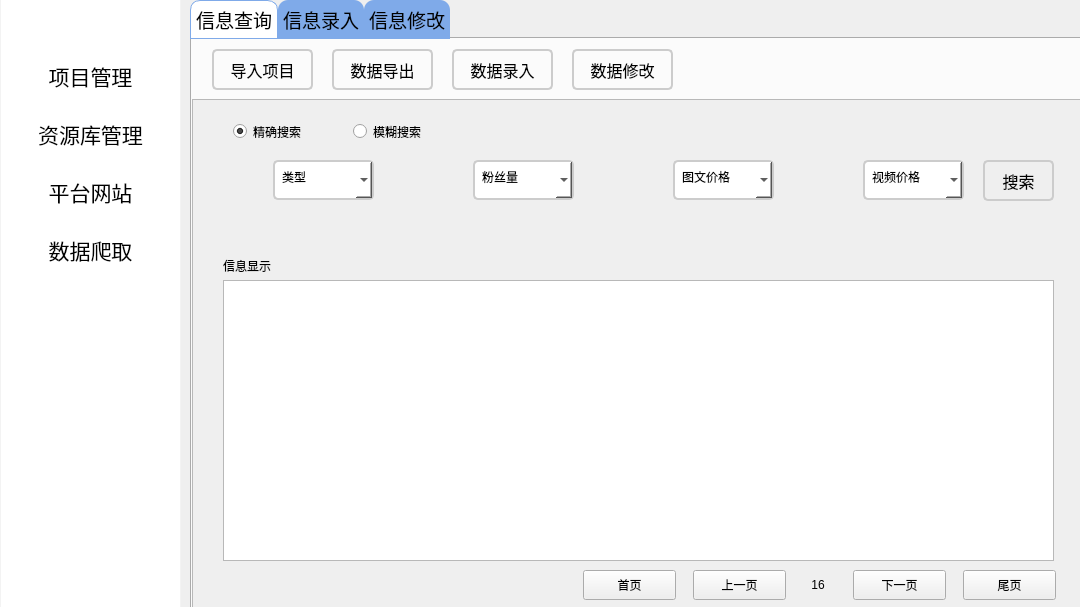
The window that xhs_DBMS/widget.ui (Littledoveqwq/xhs_DBMS) describes before a commit, drawn with Qt 5.
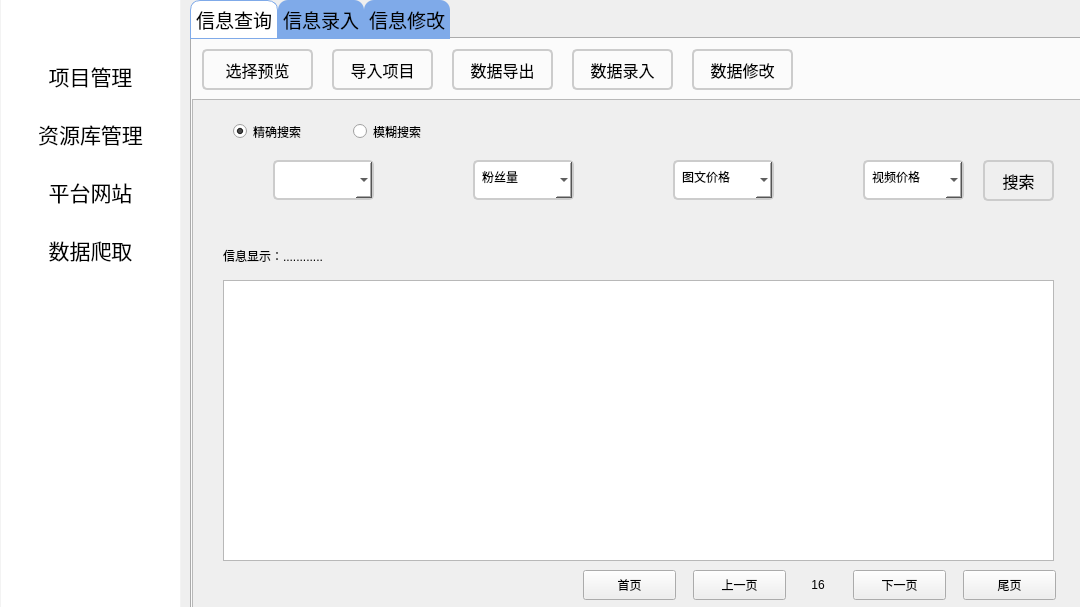
The same window after the commit. The open tabs and pages were chosen to show the change. Icons and pictures are not drawn.

Patch:
```diff
--- a/xhs_DBMS/widget.ui
+++ b/xhs_DBMS/widget.ui
@@ -253,7 +253,7 @@
       <widget class="QPushButton" name="btn_dataWritein">
        <property name="geometry">
         <rect>
-         <x>260</x>
+         <x>380</x>
          <y>10</y>
          <width>101</width>
          <height>41</height>
@@ -291,7 +291,7 @@
       <widget class="QPushButton" name="btn_importProject">
        <property name="geometry">
         <rect>
-         <x>20</x>
+         <x>140</x>
          <y>10</y>
          <width>101</width>
          <height>41</height>
@@ -503,7 +503,13 @@
              <bool>true</bool>
             </property>
             <property name="currentText">
-             <string>类型</string>
+             <string/>
+            </property>
+            <property name="placeholderText">
+             <string/>
+            </property>
+            <property name="duplicatesEnabled">
+             <bool>false</bool>
             </property>
            </widget>
            <widget class="QComboBox" name="cbx_noteprice">
@@ -729,13 +735,16 @@
          <property name="geometry">
           <rect>
            <x>30</x>
-           <y>150</y>
-           <width>61</width>
+           <y>140</y>
+           <width>831</width>
            <height>31</height>
           </rect>
          </property>
          <property name="text">
-          <string>信息显示</string>
+          <string>信息显示：............</string>
+         </property>
+         <property name="alignment">
+          <set>Qt::AlignLeading|Qt::AlignLeft|Qt::AlignVCenter</set>
          </property>
         </widget>
        </widget>
@@ -743,7 +752,7 @@
       <widget class="QPushButton" name="btn_dataCorrect">
        <property name="geometry">
         <rect>
-         <x>380</x>
+         <x>500</x>
          <y>10</y>
          <width>101</width>
          <height>41</height>
@@ -781,7 +790,7 @@
       <widget class="QPushButton" name="btn_dataExport">
        <property name="geometry">
         <rect>
-         <x>140</x>
+         <x>260</x>
          <y>10</y>
          <width>101</width>
          <height>41</height>
@@ -816,6 +825,35 @@
         <string>数据导出</string>
        </property>
       </widget>
+      <widget class="QPushButton" name="pushButton">
+       <property name="geometry">
+        <rect>
+         <x>10</x>
+         <y>10</y>
+         <width>111</width>
+         <height>41</height>
+        </rect>
+       </property>
+       <property name="font">
+        <font>
+         <family>幼圆</family>
+         <pointsize>12</pointsize>
+        </font>
+       </property>
+       <property name="styleSheet">
+        <string notr="true">QPushButton {
+ 
+    border: 2px solid #ccc; /* 设置边框样式 */
+    border-radius: 5px; /* 设置圆角半径 */
+    padding: 5px 10px; /* 设置内边距 */
+    text-align: center; /* 设置文本居中 */
+}
+</string>
+       </property>
+       <property name="text">
+        <string>选择预览</string>
+       </property>
+      </widget>
       <zorder>scrollArea</zorder>
       <zorder>btn_dataWritein</zorder>
       <zorder>btn_importProject</zorder>
```
Left out of the diff: 8 changed lines with no effect on the pictures.
